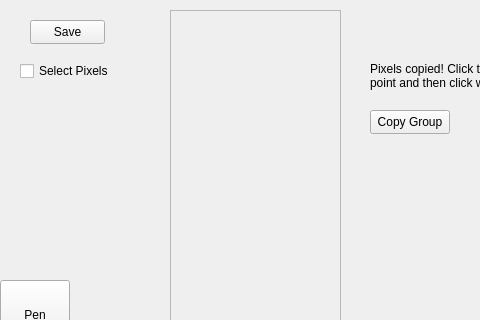
The window that spriteeditor.ui (25hlarsen4/Sprite-Editor) describes before a commit, drawn with Qt 5; both pictures show x 0 to 480 and y 0 to 320 of the 800 by 600 pixel window.
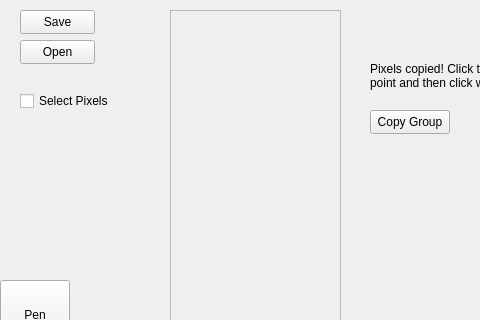
The same window after the commit. Custom widgets are drawn as their Qt base class.

```diff
--- a/spriteeditor.ui
+++ b/spriteeditor.ui
@@ -149,7 +149,7 @@
     <property name="geometry">
      <rect>
       <x>20</x>
-      <y>60</y>
+      <y>90</y>
       <width>91</width>
       <height>22</height>
      </rect>
@@ -177,8 +177,8 @@
    <widget class="QPushButton" name="saveButton">
     <property name="geometry">
      <rect>
-      <x>30</x>
-      <y>20</y>
+      <x>20</x>
+      <y>10</y>
       <width>75</width>
       <height>24</height>
      </rect>
@@ -187,6 +187,19 @@
      <string>Save</string>
     </property>
    </widget>
+   <widget class="QPushButton" name="openButton">
+    <property name="geometry">
+     <rect>
+      <x>20</x>
+      <y>40</y>
+      <width>75</width>
+      <height>24</height>
+     </rect>
+    </property>
+    <property name="text">
+     <string>Open</string>
+    </property>
+   </widget>
   </widget>
   <widget class="QMenuBar" name="menubar">
    <property name="geometry">
```
